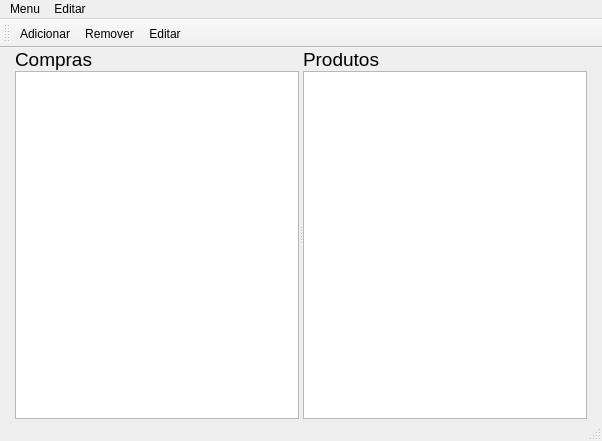
The window that mainwindow.ui (saraivaufc/ListaDeCompras) describes before a commit, drawn with Qt 5.
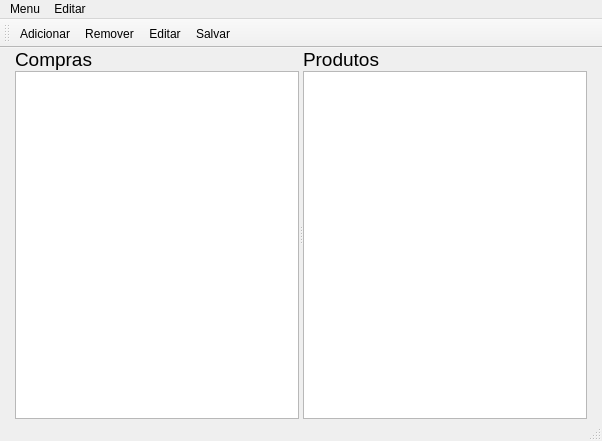
The same window after the commit. Icons and pictures are not drawn. Custom widgets are drawn as their Qt base class.

Diff of the .ui file:
```diff
--- a/mainwindow.ui
+++ b/mainwindow.ui
@@ -17,6 +17,9 @@
    <iconset resource="Imagens.qrc">
     <normaloff>:/imagens/icones/icon.png</normaloff>:/imagens/icones/icon.png</iconset>
   </property>
+  <property name="autoFillBackground">
+   <bool>false</bool>
+  </property>
   <widget class="QWidget" name="centralWidget">
    <property name="font">
     <font>
@@ -227,6 +230,7 @@
    <addaction name="actionAdd"/>
    <addaction name="actionRemove"/>
    <addaction name="actionEdit"/>
+   <addaction name="actionSalvar"/>
   </widget>
   <widget class="QStatusBar" name="statusBar"/>
   <widget class="QMenuBar" name="menuBar">
@@ -287,6 +291,11 @@
     <string>Editar</string>
    </property>
   </action>
+  <action name="actionSalvar">
+   <property name="text">
+    <string>Salvar</string>
+   </property>
+  </action>
  </widget>
  <layoutdefault spacing="6" margin="11"/>
  <customwidgets>
```
Left out of the diff: 10 changed lines with no effect on the pictures.
